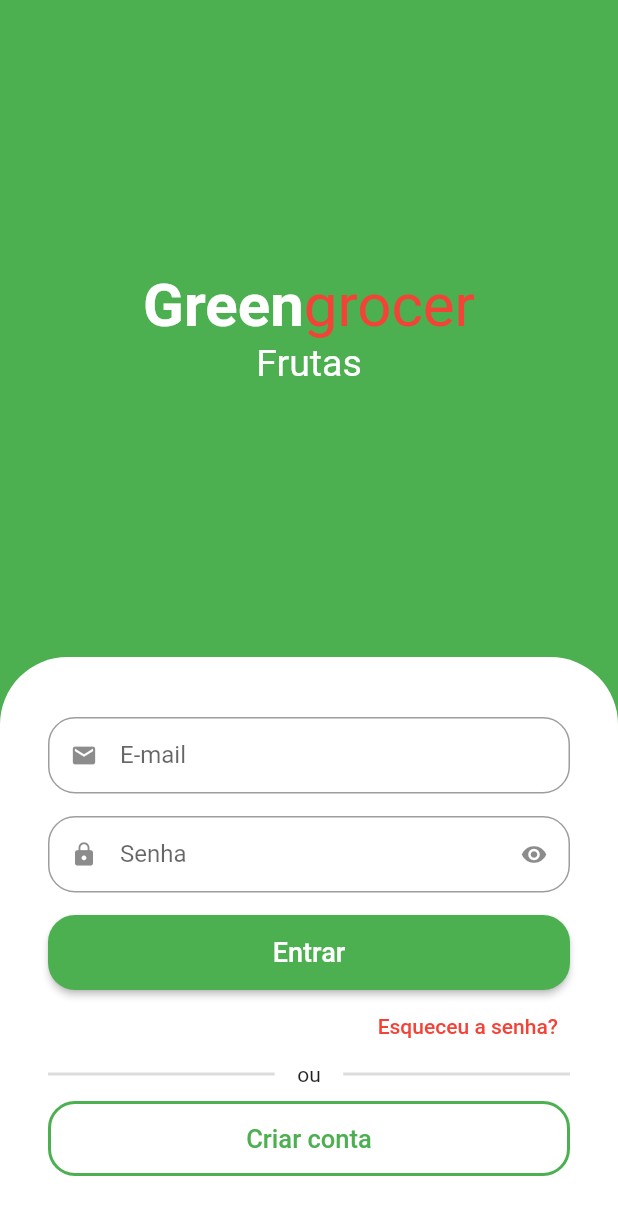
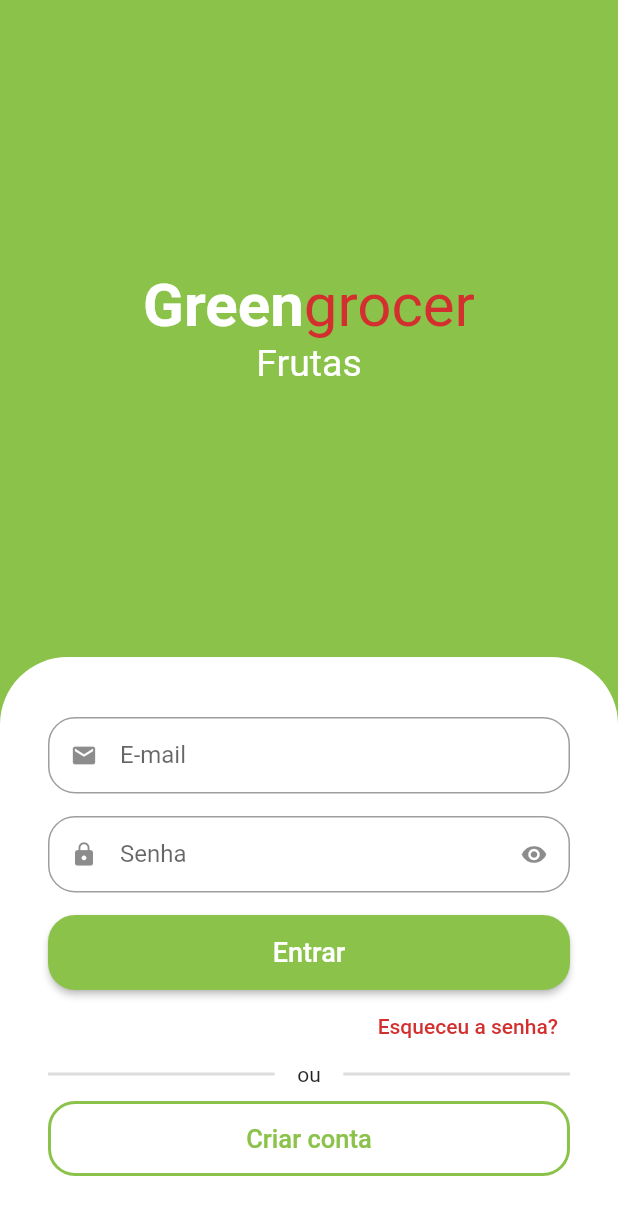
Before and after one commit to leoFlutterNodeJs/flutter_getx_quitanda, a Flutter app: the screen it shows after launch, on a phone screen of 412 x 824 dp. Shown: the top 1215 px of the screen. Run offline on Flutter 3.47's test engine with Material 2 defaults, Android fonts, the light colour scheme and no system bars; drawn by our look-alikes of animated_text_kit.

Commit message:
feat: completed login screen with scrool and color

```diff
--- a/lib/main.dart
+++ b/lib/main.dart
@@ -1,4 +1,5 @@
 import 'package:flutter/material.dart';
+import 'package:getx_project_loja/src/config/config.dart';
 
 import '../src/auth/auth.dart';
 
@@ -13,7 +14,7 @@ class MyApp extends StatelessWidget {
     return MaterialApp(
       title: 'Flutter Demo',
       theme: ThemeData(
-        primarySwatch: Colors.green,
+        primarySwatch: CustomColors.customSwatchColor,
       ),
       debugShowCheckedModeBanner: false,
       home: const SignInScreen(),
--- a/lib/src/auth/sign_in_screen.dart
+++ b/lib/src/auth/sign_in_screen.dart
@@ -1,5 +1,6 @@
 import 'package:animated_text_kit/animated_text_kit.dart';
 import 'package:flutter/material.dart';
+import 'package:getx_project_loja/src/config/config.dart';
 
 import './components/custom_text_field.dart';
 
@@ -8,19 +9,24 @@ class SignInScreen extends StatelessWidget {
 
   @override
   Widget build(BuildContext context) {
+    final size = MediaQuery.of(context).size;
     return Scaffold(
-      backgroundColor: Colors.green,
-      body: Column(
+      backgroundColor: CustomColors.customSwatchColor,
+      body: SingleChildScrollView(
+        child: SizedBox(
+          height: size.height,
+          width: size.width,
+          child: Column(
             children: [
               Expanded(
                 child: Column(
                   mainAxisAlignment: MainAxisAlignment.center,
                   children: [
-                const Text.rich(
+                    Text.rich(
                       TextSpan(
-                    style: TextStyle(fontSize: 40),
+                        style: const TextStyle(fontSize: 40),
                         children: [
-                      TextSpan(
+                          const TextSpan(
                               text: 'Green',
                               style: TextStyle(
                                 color: Colors.white,
@@ -29,7 +35,7 @@ class SignInScreen extends StatelessWidget {
                           TextSpan(
                             text: 'grocer',
                             style: TextStyle(
-                          color: Colors.red,
+                              color: CustomColors.customContrastColor,
                             ),
                           )
                         ],
@@ -87,7 +93,10 @@ class SignInScreen extends StatelessWidget {
                         onPressed: () {},
                         child: const Text(
                           'Entrar',
-                      style: TextStyle(fontSize: 18),
+                          style: TextStyle(
+                            fontSize: 18,
+                            color: Colors.white,
+                          ),
                         ),
                       ),
                     ),
@@ -95,10 +104,10 @@ class SignInScreen extends StatelessWidget {
                       alignment: Alignment.centerRight,
                       child: TextButton(
                         onPressed: () {},
-                    child: const Text(
+                        child: Text(
                           'Esqueceu a senha?',
                           style: TextStyle(
-                        color: Colors.red,
+                            color: CustomColors.customContrastColor,
                           ),
                         ),
                       ),
@@ -133,9 +142,9 @@ class SignInScreen extends StatelessWidget {
                           shape: RoundedRectangleBorder(
                             borderRadius: BorderRadius.circular(18),
                           ),
-                      side: const BorderSide(
+                          side: BorderSide(
                             width: 2,
-                        color: Colors.green,
+                            color: CustomColors.customSwatchColor,
                           ),
                         ),
                         onPressed: () {},
@@ -152,6 +161,8 @@ class SignInScreen extends StatelessWidget {
               ),
             ],
           ),
+        ),
+      ),
     );
   }
 }
--- /dev/null
+++ b/lib/src/config/config.dart
@@ -0,0 +1 @@
+export './custom_colors.dart';
--- /dev/null
+++ b/lib/src/config/custom_colors.dart
@@ -0,0 +1,19 @@
+import 'package:flutter/material.dart';
+
+Map<int, Color> swatchOpacity = {
+  50: const Color.fromRGBO(139, 195, 74, 0.1),
+  100: const Color.fromRGBO(139, 195, 74, 0.2),
+  200: const Color.fromRGBO(139, 195, 74, 0.3),
+  300: const Color.fromRGBO(139, 195, 74, 0.4),
+  400: const Color.fromRGBO(139, 195, 74, 0.5),
+  500: const Color.fromRGBO(139, 195, 74, 0.6),
+  600: const Color.fromRGBO(139, 195, 74, 0.7),
+  700: const Color.fromRGBO(139, 195, 74, 0.8),
+  800: const Color.fromRGBO(139, 195, 74, 0.9),
+  900: const Color.fromRGBO(139, 195, 74, 1.0),
+};
+
+abstract class CustomColors {
+  static Color customContrastColor = Colors.red.shade700;
+  static MaterialColor customSwatchColor = MaterialColor(0xFF8BC34A, swatchOpacity);
+}
```
Lines whose indentation alone changed are shown as unchanged.
